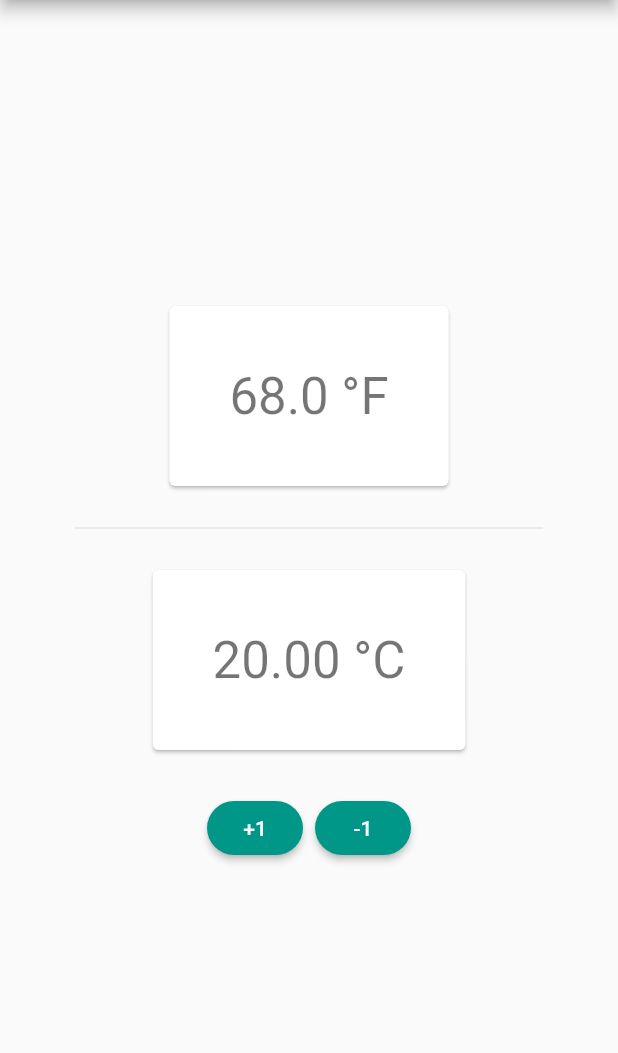
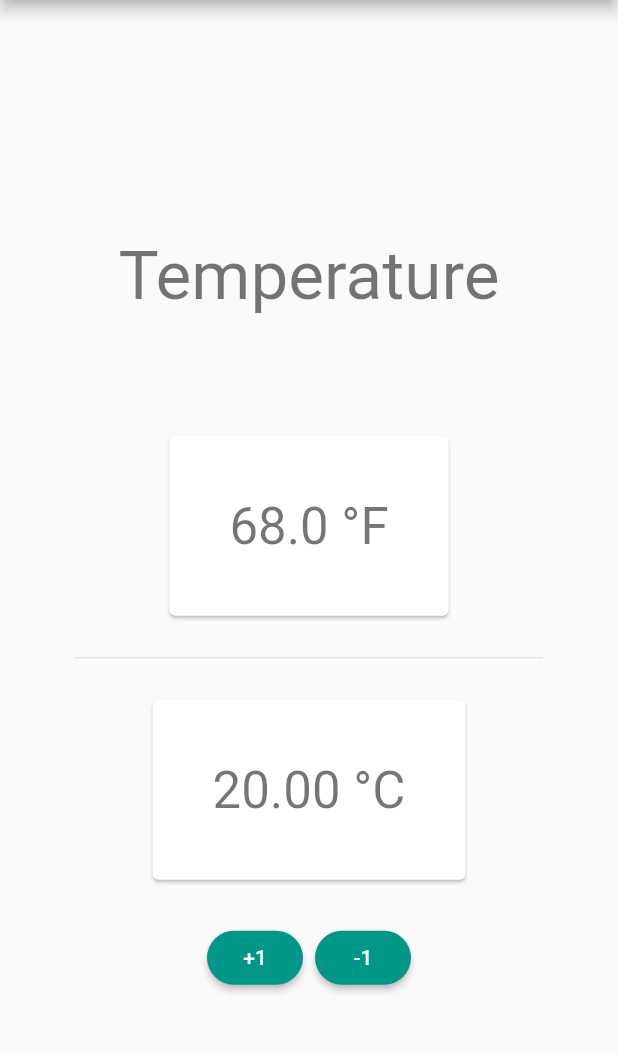
Before and after one commit to jvanord/metric-converter, a Flutter app: the screen it shows after launch, on a phone screen of 412 x 824 dp, the part 84-1137 px from its top. Run offline on Flutter 3.47's test engine with Material 2 defaults, Android fonts, the phone set to English and light mode, and no system bars.

Commit message:
implemented lanscape orientation

```diff
--- a/metric_converter/lib/views/tempurature.dart
+++ b/metric_converter/lib/views/tempurature.dart
@@ -25,17 +25,18 @@ class _TemperatureWidgetState extends State<TemperatureWidget> {
   Widget build(BuildContext context) {
     final orientation = MediaQuery.of(context).orientation;
     return orientation == Orientation.landscape
-        ? _landscapeView()
-        : _portraitView();
+        ? _landscapeView(context)
+        : _portraitView(context);
   }
 
-  Widget _portraitView() => Center(
+  Widget _portraitView(BuildContext context) => Center(
         child: Container(
           padding: EdgeInsets.all(50),
           child: Column(
             mainAxisAlignment: MainAxisAlignment.center,
             children: <Widget>[
-              _inputCart(),
+              _heading(false),
+              _inputCard(),
               Divider(),
               _outputCard(),
               _buttonBar(context)
@@ -44,9 +45,39 @@ class _TemperatureWidgetState extends State<TemperatureWidget> {
         ),
       );
 
-  Widget _landscapeView() => Center(child: Text('Landscape'));
+  Widget _landscapeView(context) => Center(
+        child: Container(
+          child: Column(
+            children: <Widget>[
+              _heading(true),
+              Row(
+                mainAxisAlignment: MainAxisAlignment.center,
+                children: <Widget>[
+                  _inputCard(),
+                  Divider(),
+                  _outputCard(),
+                ],
+              ),
+              _buttonBar(context)
+            ],
+          ),
+        ),
+      );
 
-  Widget _inputCart() => Card(
+  Widget _heading(bool isLandscape) => Container(
+        child: Text(
+          'Temperature',
+          style: Theme.of(context).textTheme.display2,
+        ),
+        decoration: BoxDecoration(),
+        padding: EdgeInsets.symmetric(
+          horizontal: 20,
+          vertical: isLandscape
+            ? 20
+            : 60),
+      );
+
+  Widget _inputCard() => Card(
         margin: EdgeInsets.all(20),
         child: Container(
           padding: EdgeInsets.all(20),
```
